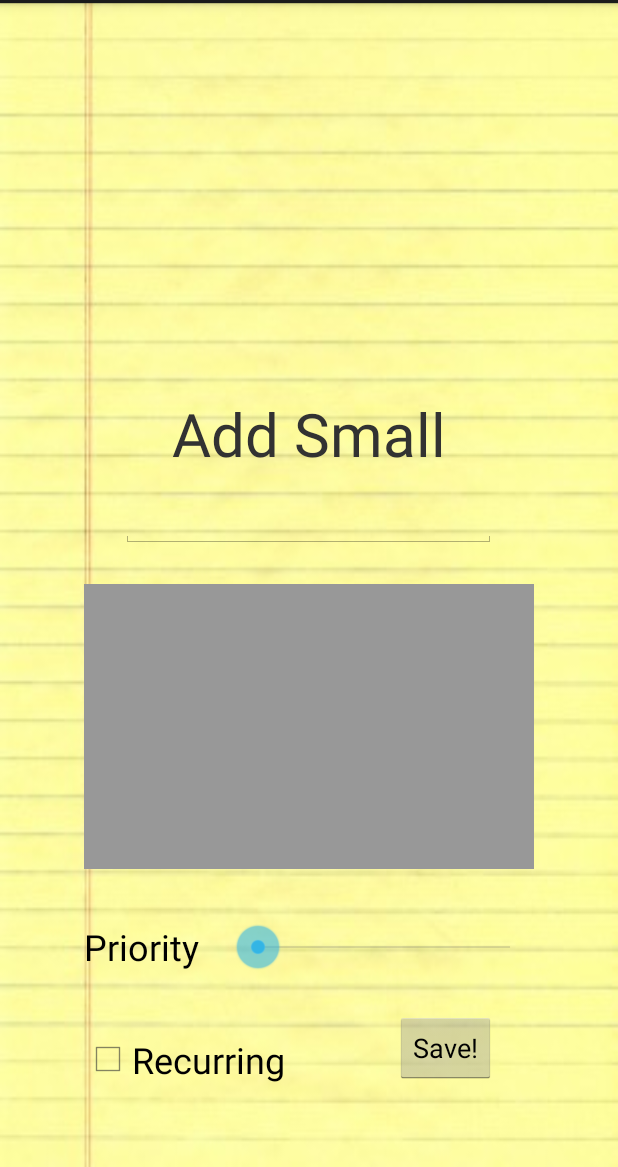
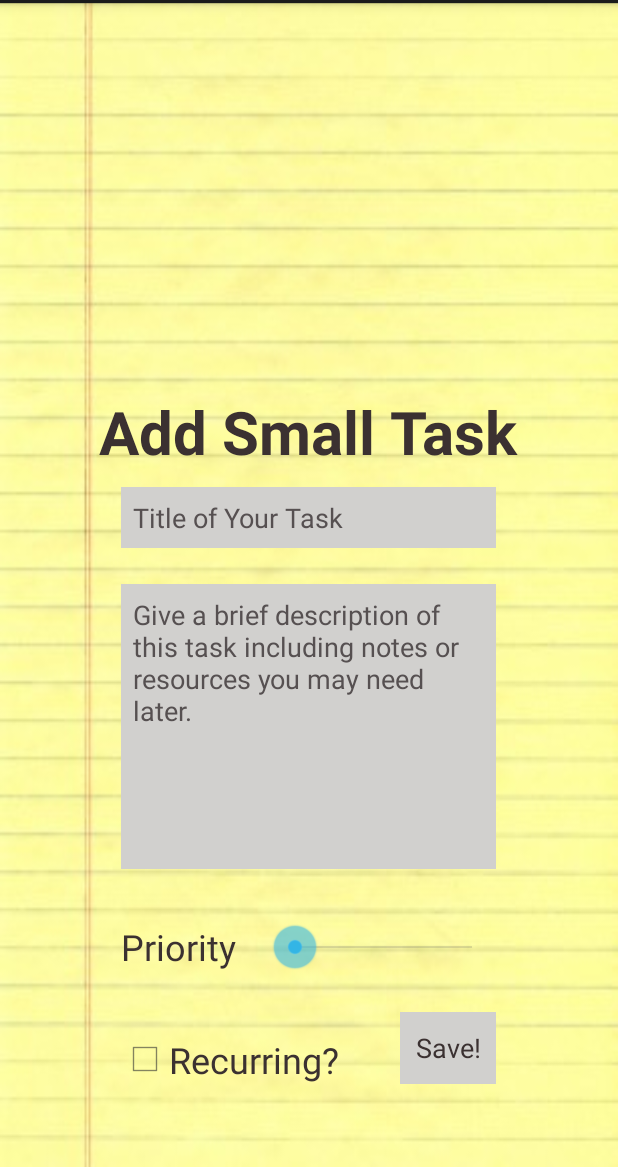
Before and after one commit to Zhomans/MobileProtoSprint3, an Android app: the MakeTask screen opened directly, with no data from a screen before it, on a phone screen of 412 x 824 dp, the part 69-1236 px from its top. Run offline under Robolectric (Android 15) with nearby library versions, the phone set to English and light mode, and no system bars.

Commit message:
made some cosmetic improvements

```diff
--- a/Otters/Otters/src/main/AndroidManifest.xml
+++ b/Otters/Otters/src/main/AndroidManifest.xml
@@ -10,7 +10,7 @@
 
     <application
         android:allowBackup="true"
-        android:icon="@drawable/ic_launcher"
+        android:icon="@drawable/otter"
         android:label="@string/app_name"
         android:theme="@style/AppTheme" >
         <activity
--- a/Otters/Otters/src/main/java/com/sprint3/otters/MakeTask.java
+++ b/Otters/Otters/src/main/java/com/sprint3/otters/MakeTask.java
@@ -38,7 +38,7 @@ public class MakeTask extends Activity{
         final SeekBar prior = (SeekBar) findViewById(R.id.priority);
         final CheckBox reoccur = (CheckBox) findViewById(R.id.checkBox);
 
-        add.setText("Add " + size);
+        add.setText("Add " + size + " Task");
 
         db = new DBHandler(this);
         db.open();
--- a/Otters/Otters/src/main/res/layout/activity_list_view.xml
+++ b/Otters/Otters/src/main/res/layout/activity_list_view.xml
@@ -14,6 +14,7 @@
         android:textAppearance="?android:attr/textAppearanceLarge"
         android:textStyle="bold"
         android:text="Large Text"
+        android:textColor="@color/d_gray"
         android:textSize="32sp"
         android:layout_centerHorizontal="true"
         android:id="@+id/typeTextView"
@@ -22,6 +23,7 @@
     <ListView
         android:layout_marginTop="10dp"
         android:layout_width="wrap_content"
+        android:textColor="@color/d_gray"
         android:layout_height="wrap_content"
         android:id="@+id/taskList"
         android:layout_below="@+id/typeTextView"
--- a/Otters/Otters/src/main/res/layout/activity_task_detail.xml
+++ b/Otters/Otters/src/main/res/layout/activity_task_detail.xml
@@ -10,6 +10,7 @@
         android:layout_height="wrap_content"
         android:textAppearance="?android:attr/textAppearanceLarge"
         android:id="@+id/noteTitle"
+        android:textColor="@color/d_gray"
         android:layout_gravity="center_horizontal"
         android:padding="8dp" />
 
@@ -19,5 +20,6 @@
         android:id="@+id/noteText"
         android:layout_marginLeft="50dp"
         android:layout_gravity="left|center_vertical"
+        android:textColor="@color/d_gray"
         android:padding="8dp" />
 </LinearLayout>
--- a/Otters/Otters/src/main/res/layout/fragment_screen_slide_page.xml
+++ b/Otters/Otters/src/main/res/layout/fragment_screen_slide_page.xml
@@ -13,6 +13,7 @@
             android:id="@+id/TaskTitle"
             android:textStyle="bold"
             android:text="Task Title"
+            android:textColor="@color/d_gray"
             android:layout_width="wrap_content"
             android:layout_height="wrap_content"
             android:layout_marginBottom="16dp"
@@ -23,12 +24,14 @@
             android:lineSpacingMultiplier="1.2"
             android:layout_marginLeft="55dp"
             android:layout_width="match_parent"
+            android:textColor="@color/d_gray"
             android:layout_height="wrap_content"
             android:layout_below="@id/TaskTitle"
             android:text="More information about the item." />
 
         <TextView style="?android:textAppearanceMedium"
             android:id="@+id/TaskDate"
+            android:textColor="@color/d_gray"
             android:lineSpacingMultiplier="1.2"
             android:layout_marginLeft="55dp"
             android:layout_marginBottom="125dp"
@@ -53,6 +56,7 @@
 
         <Button
             android:id="@+id/acceptButton"
+            android:textColor="@color/d_gray"
             android:layout_width="0.0dip" android:layout_height="fill_parent"
             android:text="Accept"
             android:layout_weight="1.0" />
@@ -61,6 +65,7 @@
             android:id="@+id/firstStep"
             android:layout_width="0.0dip" android:layout_height="fill_parent"
             android:text="First Steps"
+            android:textColor="@color/d_gray"
             android:layout_weight="1.0" />
 
     </LinearLayout>
--- a/Otters/Otters/src/main/res/layout/new_task.xml
+++ b/Otters/Otters/src/main/res/layout/new_task.xml
@@ -8,7 +8,9 @@
     <TextView
         android:layout_height="wrap_content"
         android:layout_width="wrap_content"
+        android:textStyle="bold"
         android:text="Yes"
+        android:textColor="@color/d_gray"
         android:textSize="40sp"
         android:id="@+id/add"
         android:layout_above="@+id/name"
@@ -19,18 +21,25 @@
         android:layout_width="250dp"
         android:layout_height="wrap_content"
         android:id="@+id/name"
+        android:hint="Title of Your Task"
+        android:textColorHint="@color/med_grey"
+        android:textColor="@color/d_gray"
+        android:background="@color/l_grey"
+        android:padding="8dp"
         android:layout_centerHorizontal="true"
         android:layout_above="@+id/description"
         android:layout_marginBottom="24dp" />
 
     <EditText
-        android:layout_width="300dp"
+        android:layout_width="250dp"
         android:layout_height="wrap_content"
         android:inputType="textMultiLine"
         android:lines="8"
         android:maxLines="8"
         android:gravity="top"
-        android:background="@color/gray"
+        android:hint="Give a brief description of this task including notes or resources you may need later."
+        android:background="@color/l_grey"
+        android:textColorHint="@color/med_grey"
         android:ems="10"
         android:id="@+id/description"
         android:padding="8dp"
@@ -41,8 +50,9 @@
     <CheckBox
         android:layout_width="wrap_content"
         android:layout_height="wrap_content"
-        android:text="Recurring"
+        android:text="Recurring?"
         android:id="@+id/checkBox"
+        android:textColor="@color/d_gray"
         android:textSize="24sp"
         android:checked="false"
         android:layout_marginBottom="55dp"
@@ -50,7 +60,7 @@
         android:layout_alignLeft="@+id/description" />
 
     <SeekBar
-        android:layout_width="200dp"
+        android:layout_width="150dp"
         android:layout_height="wrap_content"
         android:id="@+id/priority"
         android:layout_alignBottom="@+id/textView"
@@ -61,16 +71,19 @@
         android:layout_height="wrap_content"
         android:textAppearance="?android:attr/textAppearanceLarge"
         android:text="Priority"
+        android:textColor="@color/d_gray"
+        android:layout_alignLeft="@+id/description"
         android:textSize="24sp"
         android:id="@+id/textView"
         android:layout_above="@+id/save"
-        android:layout_alignLeft="@+id/checkBox"
         android:layout_marginBottom="27dp" />
 
     <Button
         android:layout_width="wrap_content"
         android:layout_height="wrap_content"
         android:text="Save!"
+        android:textColor="@color/d_gray"
+        android:background="@color/l_grey"
         android:id="@+id/save"
         android:layout_alignBottom="@+id/checkBox"
         android:layout_alignRight="@+id/name" />
--- a/Otters/Otters/src/main/res/layout/smb_item.xml
+++ b/Otters/Otters/src/main/res/layout/smb_item.xml
@@ -15,6 +15,6 @@
         android:layout_marginBottom="20dp"
         android:layout_alignParentTop="true"
         android:layout_centerHorizontal="true"
-        android:textColor="@color/gray"/>
+        android:textColor="@color/d_gray"/>
 
 </RelativeLayout>
--- a/Otters/Otters/src/main/res/layout/task_list_item.xml
+++ b/Otters/Otters/src/main/res/layout/task_list_item.xml
@@ -11,6 +11,7 @@
         android:layout_height="48dp"
         android:textAppearance="?android:attr/textAppearanceMedium"
         android:id="@+id/taskName"
+        android:textColor="@color/d_gray"
         android:clickable="false"
         android:layout_alignParentTop="true"
         android:gravity="center_vertical"
--- a/Otters/Otters/src/main/res/values/color.xml
+++ b/Otters/Otters/src/main/res/values/color.xml
@@ -1,9 +1,10 @@
 <?xml version="1.0" encoding="utf-8"?>
 
 <resources>
-    <color name="d_gray">#808080</color>
+    <color name="d_gray">#3B3131</color>
     <color name="black">#000000</color>
     <color name="l_blue">#ADDFFF</color>
     <color name="white">#ffffff</color>
-
+    <color name="l_grey">#D1D0CE</color>
+    <color name="med_grey">#565051</color>
 </resources>
```
Also changed, not shown: Otters/Otters/src/main/res/layout/fragment_screen_slide_empty_page.xml (+28 -3 lines), Otters/Otters/src/main/ic_launcher-web.png.
